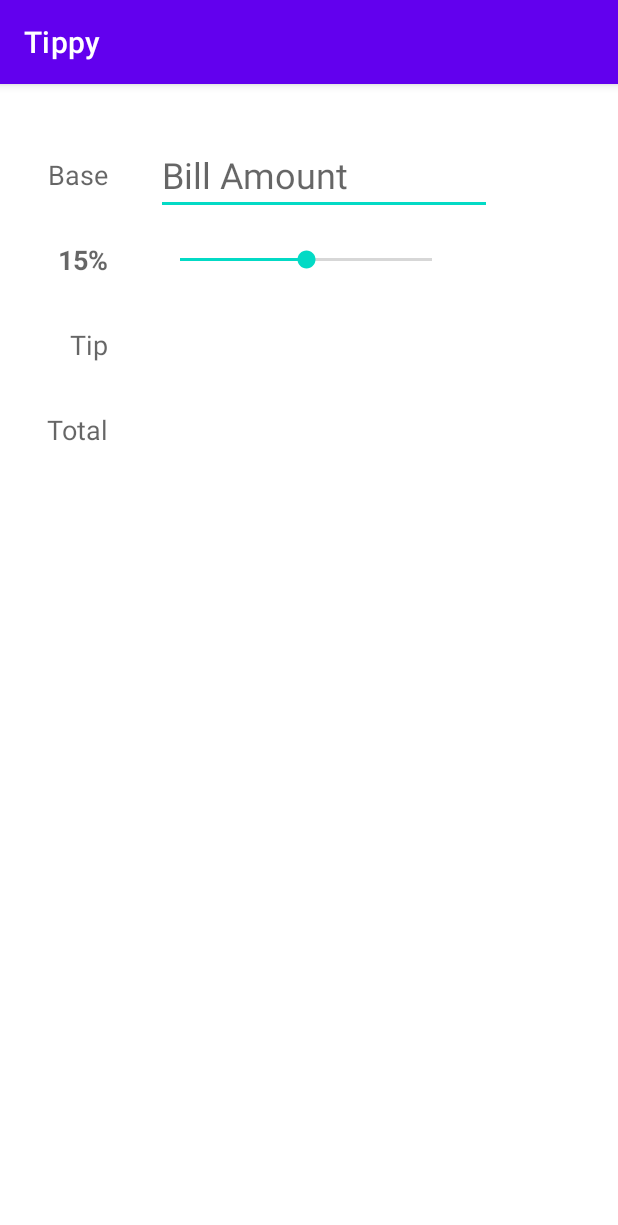
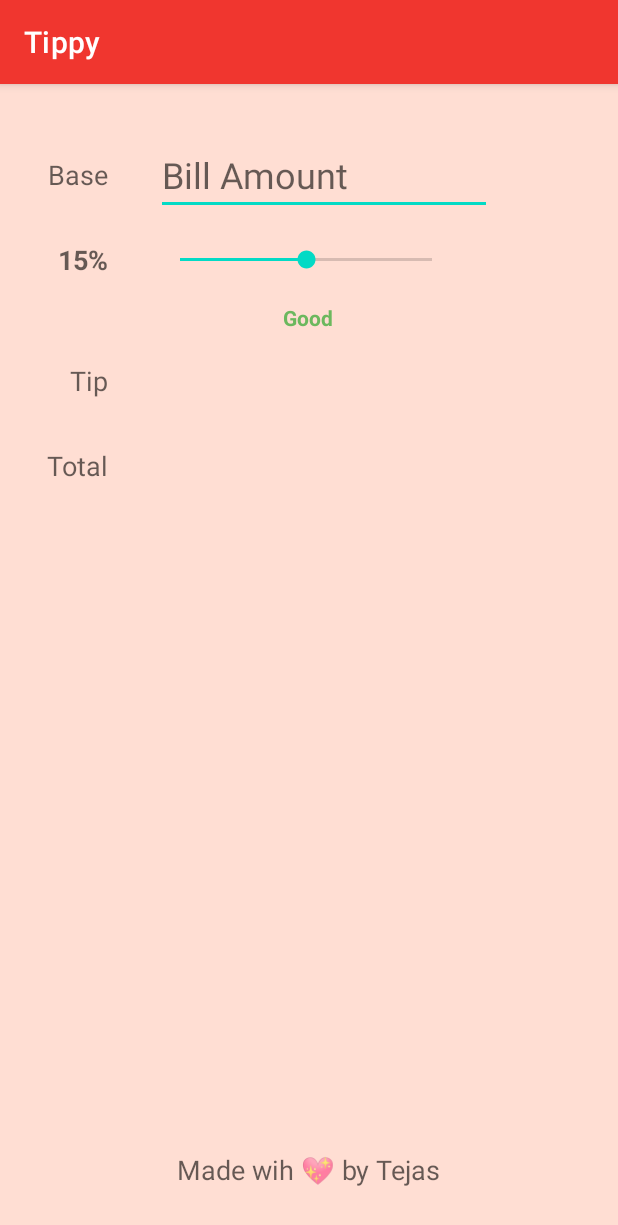
Before and after one commit to tejas558/Tippy, an Android app: the screen it shows after launch (MainActivity), on a phone screen of 412 x 824 dp. Shown: the top 1225 px of the screen. Run offline under Robolectric (Android 15) with nearby library versions, the phone set to English and light mode, and no system bars.

Commit message:
app state

```diff
--- a/app/src/main/java/com/example/tippy/MainActivity.kt
+++ b/app/src/main/java/com/example/tippy/MainActivity.kt
@@ -1,5 +1,7 @@
 package com.example.tippy
 
+import android.animation.ArgbEvaluator
+import android.content.Context
 import androidx.appcompat.app.AppCompatActivity
 import android.os.Bundle
 import android.text.Editable
@@ -8,6 +10,7 @@ import android.util.Log
 import android.widget.EditText
 import android.widget.SeekBar
 import android.widget.TextView
+import androidx.core.content.ContextCompat
 
 private const val TAG = "MainActivity"
 private const val INITIAL_TIP_PERCENT = 15
@@ -18,6 +21,7 @@ class MainActivity : AppCompatActivity() {
     private lateinit var tvTipPercentLabel: TextView
     private lateinit var tvTipAmount: TextView
     private lateinit var tvTotalAmount: TextView
+    private lateinit var tvTipDescription: TextView;
 
     override fun onCreate(savedInstanceState: Bundle?) {
         super.onCreate(savedInstanceState)
@@ -28,14 +32,17 @@ class MainActivity : AppCompatActivity() {
         tvTipPercentLabel = findViewById(R.id.tvTipPercentLabel)
         tvTipAmount = findViewById(R.id.tvTipAmount)
         tvTotalAmount = findViewById(R.id.tvTotalAmount)
+        tvTipDescription = findViewById(R.id.tvTipDescription)
 
         seekBarTip.progress = INITIAL_TIP_PERCENT
         tvTipPercentLabel.text = "$INITIAL_TIP_PERCENT%"
+        updateTipDescription(INITIAL_TIP_PERCENT)
         seekBarTip.setOnSeekBarChangeListener(object: SeekBar.OnSeekBarChangeListener{
             override fun onProgressChanged(p0: SeekBar?, p1: Int, p2: Boolean) {
                 Log.i(TAG, "onProgressChanged $p1")
                 tvTipPercentLabel.text = "$p1%"
                 computeTipAndTotal()
+                updateTipDescription(p1)
             }
 
             override fun onStartTrackingTouch(p0: SeekBar?) {}
@@ -57,6 +64,23 @@ class MainActivity : AppCompatActivity() {
         })
     }
 
+    private fun updateTipDescription(p1: Int) {
+        val tipDescription = when(p1) {
+            in 0 .. 9 -> "Poor"
+            in 10 .. 14 -> "Acceptable"
+            in 15 .. 19 -> "Good"
+            in 20 .. 24 -> "Great"
+            else -> "Amazing"
+        }
+        tvTipDescription.text = tipDescription
+        val color = ArgbEvaluator().evaluate(
+            p1 / seekBarTip.max.toFloat(),
+            ContextCompat.getColor(this, R.color.color_worst_tip),
+            ContextCompat.getColor(this, R.color.color_best_tip)
+        ) as Int
+        tvTipDescription.setTextColor(color)
+    }
+
     private fun computeTipAndTotal() {
         if(etBaseAmount.text.isEmpty()){
             tvTipAmount.text = ""
--- a/app/src/main/res/layout/activity_main.xml
+++ b/app/src/main/res/layout/activity_main.xml
@@ -34,7 +34,7 @@
         android:id="@+id/tvTipLabel"
         android:layout_width="wrap_content"
         android:layout_height="wrap_content"
-        android:layout_marginTop="32dp"
+        android:layout_marginTop="56dp"
         android:text="Tip"
         android:textAppearance="@style/TextAppearance.AppCompat.Medium"
         app:layout_constraintEnd_toEndOf="@id/tvBaseLabel"
@@ -93,4 +93,27 @@
         app:layout_constraintStart_toStartOf="@+id/tvTipAmount"
         app:layout_constraintTop_toTopOf="@+id/tvTotalLabel"
         tools:text="103.11" />
+
+    <TextView
+        android:id="@+id/tvFooter"
+        android:layout_width="wrap_content"
+        android:layout_height="wrap_content"
+        android:layout_marginBottom="32dp"
+        android:text="Made wih 💖 by Tejas"
+        android:textAppearance="@style/TextAppearance.AppCompat.Medium"
+        app:layout_constraintBottom_toBottomOf="parent"
+        app:layout_constraintEnd_toEndOf="parent"
+        app:layout_constraintStart_toStartOf="parent" />
+
+    <TextView
+        android:id="@+id/tvTipDescription"
+        android:layout_width="wrap_content"
+        android:layout_height="wrap_content"
+        android:layout_marginTop="20dp"
+        android:textStyle="bold"
+        app:layout_constraintEnd_toEndOf="@+id/seekBarTip"
+        app:layout_constraintHorizontal_bias="0.507"
+        app:layout_constraintStart_toStartOf="@+id/seekBarTip"
+        app:layout_constraintTop_toBottomOf="@+id/seekBarTip"
+        tools:text="Acceptable" />
 </androidx.constraintlayout.widget.ConstraintLayout>
--- a/app/src/main/res/values/colors.xml
+++ b/app/src/main/res/values/colors.xml
@@ -7,4 +7,10 @@
     <color name="teal_700">#FF018786</color>
     <color name="black">#FF000000</color>
     <color name="white">#FFFFFFFF</color>
+
+    <color name="primary_red">#F0362F</color>
+    <color name="darker_red">#A31510</color>
+    <color name="background_red">#FFDED3</color>
+    <color name="color_worst_tip">#732600</color>
+    <color name="color_best_tip">#64FB81</color>
 </resources>
--- a/app/src/main/res/values/themes.xml
+++ b/app/src/main/res/values/themes.xml
@@ -2,8 +2,8 @@
     <!-- Base application theme. -->
     <style name="Theme.Tippy" parent="Theme.MaterialComponents.DayNight.DarkActionBar">
         <!-- Primary brand color. -->
-        <item name="colorPrimary">@color/purple_500</item>
-        <item name="colorPrimaryVariant">@color/purple_700</item>
+        <item name="colorPrimary">@color/primary_red</item>
+        <item name="colorPrimaryVariant">@color/darker_red</item>
         <item name="colorOnPrimary">@color/white</item>
         <!-- Secondary brand color. -->
         <item name="colorSecondary">@color/teal_200</item>
@@ -12,5 +12,6 @@
         <!-- Status bar color. -->
         <item name="android:statusBarColor" tools:targetApi="l">?attr/colorPrimaryVariant</item>
         <!-- Customize your theme here. -->
+        <item name="android:colorBackground">@color/background_red</item>
     </style>
 </resources>
```
